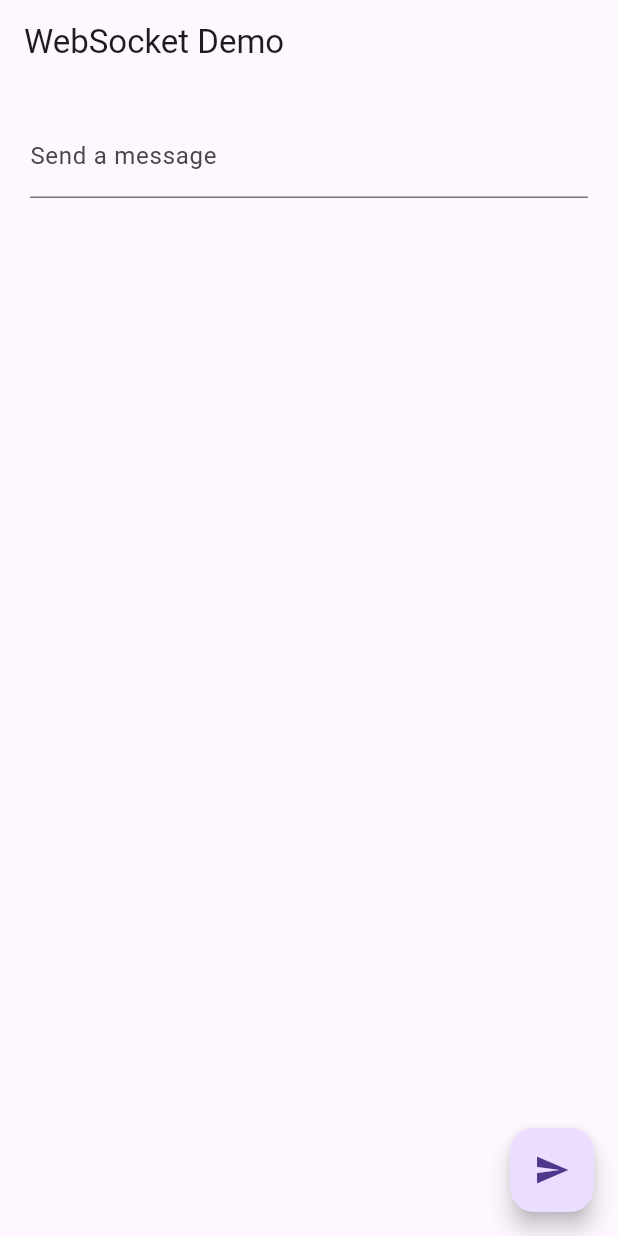
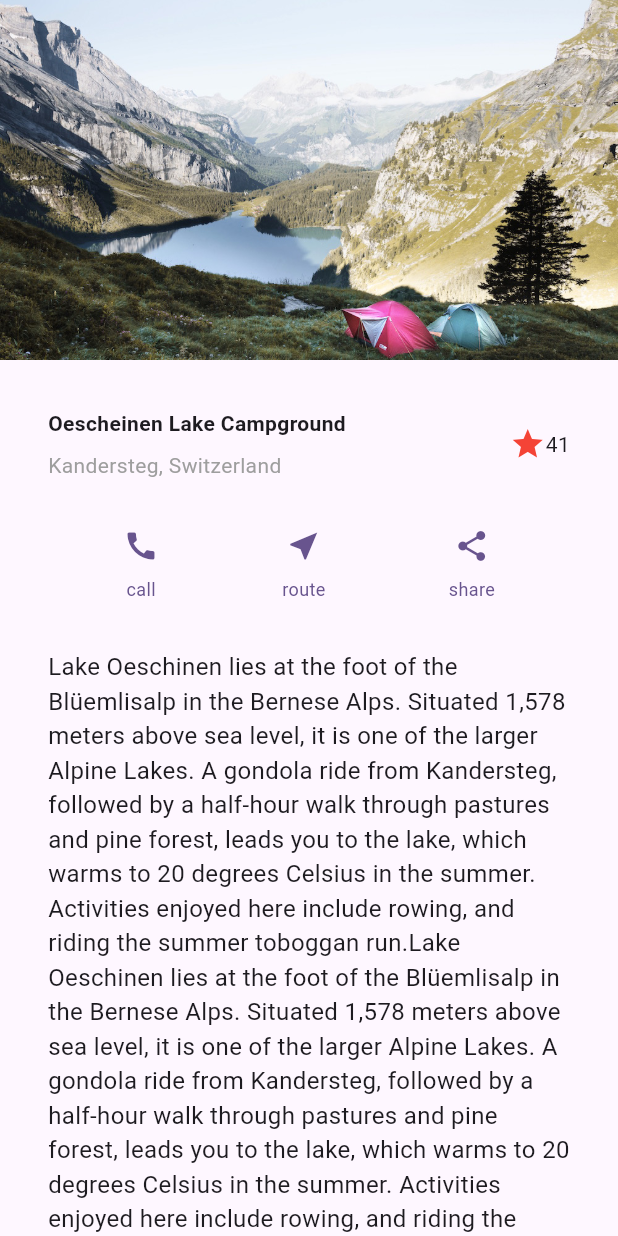
Before and after one commit to wysthelastcrazy/flutter_neonate, a Flutter app: the screen it shows after launch, on a phone screen of 412 x 824 dp. Run offline on Flutter 3.47's test engine with Material 3 defaults, Android fonts, the phone set to English and light mode, and no system bars; our stand-ins replace go_router.

Commit message:
feat:add news demo

```diff
--- a/lib/http/main.dart
+++ b/lib/http/httpApp.dart
@@ -1,21 +1,19 @@
 import 'package:flutter/material.dart';
-import 'package:flutter_neonate/http/models/AlbumModel.dart';
 import 'package:flutter_neonate/http/screens/homePage.dart';
 
 import 'data/Album.dart';
+import 'models/AlbumModel.dart';
 
-void main() {
-  runApp(const MyApp());
-}
-
-class MyApp extends StatefulWidget {
-  const MyApp({super.key});
+///http测试页面
+class HttpApp extends StatefulWidget {
+  const HttpApp({super.key});
 
   @override
   State<StatefulWidget> createState() => _SocketAppState();
 }
 
-class _MyAppState extends State<MyApp> {
+///使用http包获取数据
+class _HttpAppState extends State<HttpApp> {
   late Future<Album> futureAlbum;
 
   @override
@@ -52,7 +50,8 @@ class _MyAppState extends State<MyApp> {
   }
 }
 
-class _SocketAppState extends State<MyApp> {
+///使用webSocket
+class _SocketAppState extends State<HttpApp> {
   static const title = 'WebSocket Demo';
 
   @override
--- /dev/null
+++ b/lib/main.dart
@@ -0,0 +1,32 @@
+// import 'package:flutter/foundation.dart';
+import 'package:flutter/material.dart';
+import 'package:flutter_neonate/news_simple/newsApp.dart';
+
+void main() {
+  // setupWindow();
+  ///购物车
+  // runApp(const ShopperApp());
+  ///http
+  // runApp(const HttpApp());
+  ///news
+  runApp(const NewsApp());
+}
+
+const double windowWidth = 400;
+const double windowHeight = 800;
+
+// void setupWindow() {
+//   if (!kIsWeb && (Platform.isWindows || Platform.isLinux || Platform.isMacOS)) {
+//     WidgetsFlutterBinding.ensureInitialized();
+//     setWindowTitle('Provider Demo');
+//     setWindowMinSize(const Size(windowWidth, windowHeight));
+//     setWindowMaxSize(const Size(windowWidth, windowHeight));
+//     getCurrentScreen().then((screen) {
+//       setWindowFrame(Rect.fromCenter(
+//         center: screen!.frame.center,
+//         width: windowWidth,
+//         height: windowHeight,
+//       ));
+//     });
+//   }
+// }
--- /dev/null
+++ b/lib/news_simple/newsApp.dart
@@ -0,0 +1,25 @@
+import 'package:flutter/material.dart';
+import 'package:flutter_neonate/news_simple/screens/newsDetailPage.dart';
+
+class NewsApp extends StatefulWidget {
+  const NewsApp({super.key});
+
+  @override
+  State<StatefulWidget> createState() => _NewsAppState();
+}
+
+class _NewsAppState extends State<NewsApp> {
+  @override
+  Widget build(BuildContext context) {
+    return MaterialApp(
+      title: 'neonate',
+      theme: ThemeData(
+        colorScheme: ColorScheme.fromSeed(seedColor: Colors.deepPurple),
+        useMaterial3: true,
+      ),
+      home: const Material(
+        child: NewsDetailPage(),
+      ),
+    );
+  }
+}
--- /dev/null
+++ b/lib/news_simple/screens/newsDetailPage.dart
@@ -0,0 +1,162 @@
+import 'package:flutter/material.dart';
+
+class NewsDetailPage extends StatefulWidget {
+  const NewsDetailPage({super.key});
+
+  @override
+  // ignore: no_logic_in_create_state
+  State<StatefulWidget> createState() => _NewsDetailPageState();
+}
+
+class _NewsDetailPageState extends State<NewsDetailPage> {
+  @override
+  Widget build(BuildContext context) {
+    return ListView(
+      children: [
+        _ImageSection(),
+        _TitleSection(),
+        _ButtonSection(),
+        const _TextSection(
+            content:
+                'Lake Oeschinen lies at the foot of the Blüemlisalp in the Bernese '
+                'Alps. Situated 1,578 meters above sea level, it is one of the '
+                'larger Alpine Lakes. A gondola ride from Kandersteg, followed by a '
+                'half-hour walk through pastures and pine forest, leads you to the '
+                'lake, which warms to 20 degrees Celsius in the summer. Activities '
+                'enjoyed here include rowing, and riding the summer toboggan run.'
+                'Lake Oeschinen lies at the foot of the Blüemlisalp in the Bernese '
+                'Alps. Situated 1,578 meters above sea level, it is one of the '
+                'larger Alpine Lakes. A gondola ride from Kandersteg, followed by a '
+                'half-hour walk through pastures and pine forest, leads you to the '
+                'lake, which warms to 20 degrees Celsius in the summer. Activities '
+                'enjoyed here include rowing, and riding the summer toboggan run.')
+      ],
+    );
+  }
+}
+
+class _ImageSection extends StatelessWidget {
+  @override
+  Widget build(BuildContext context) {
+    return Image.asset(
+      'assets/images/lake.jpg',
+      width: 600,
+      height: 240,
+      fit: BoxFit.cover,
+    );
+  }
+}
+
+///标题行
+class _TitleSection extends StatelessWidget {
+  @override
+  Widget build(BuildContext context) {
+    return Container(
+      padding: const EdgeInsets.all(32),
+      child: Row(
+        children: [
+          Expanded(
+              /**
+             *1、将Column元素放到Expanded widget中可以拉伸该列,
+             *以利用该行中所有剩余的闲置空间
+             **/
+              child: Column(
+            crossAxisAlignment: CrossAxisAlignment.start,
+            children: [
+              /**
+                   * 2、将第一行文本放入Container容器中,可以增加内间距
+                   * */
+              Container(
+                padding: const EdgeInsets.only(bottom: 8),
+                child: const Text(
+                  "Oescheinen Lake Campground",
+                  style: TextStyle(fontWeight: FontWeight.bold),
+                ),
+              ),
+              Text(
+                'Kandersteg, Switzerland',
+                style: TextStyle(color: Colors.grey[500]),
+              )
+            ],
+          )),
+          /**
+           * 标题行中的最后两项是一个红色星形图标,和文字
+           */
+          Icon(
+            Icons.star,
+            color: Colors.red[500],
+          ),
+          const Text('41'),
+        ],
+      ),
+    );
+  }
+}
+
+///导航栏
+class _ButtonSection extends StatelessWidget {
+  @override
+  Widget build(BuildContext context) {
+    Color color = Theme.of(context).primaryColor;
+    return Row(
+      //平均分配该行剩余空间为children之间的间隔
+      mainAxisAlignment: MainAxisAlignment.spaceEvenly,
+      children: [
+        _ButtonItem(color: color, icon: Icons.call, label: 'call'),
+        _ButtonItem(color: color, icon: Icons.near_me, label: 'route'),
+        _ButtonItem(color: color, icon: Icons.share, label: 'share')
+      ],
+    );
+  }
+}
+
+/// 导航栏item
+class _ButtonItem extends StatelessWidget {
+  final Color color;
+  final IconData icon;
+  final String label;
+
+  const _ButtonItem(
+      {super.key,
+      required this.color,
+      required this.icon,
+      required this.label});
+
+  @override
+  Widget build(BuildContext context) {
+    return Column(
+      mainAxisSize: MainAxisSize.min,
+      mainAxisAlignment: MainAxisAlignment.center,
+      children: [
+        Icon(icon, color: color),
+        Container(
+          margin: const EdgeInsets.only(top: 8),
+          child: Text(
+            label,
+            style: TextStyle(
+                fontSize: 12, fontWeight: FontWeight.w400, color: color),
+          ),
+        )
+      ],
+    );
+  }
+}
+
+///文本区域
+class _TextSection extends StatelessWidget {
+  final String content;
+
+  const _TextSection({super.key, required this.content});
+
+  @override
+  Widget build(BuildContext context) {
+    return Container(
+        padding: const EdgeInsets.all(32),
+        child: Text(
+          content,
+          //设置softWrap为true后,文本将在填充满列宽后在单词边界处自动换行
+          softWrap: true,
+          style: const TextStyle(fontSize: 16),
+        ));
+  }
+}
--- a/lib/provider_shopper/main.dart
+++ /dev/null
@@ -1,72 +0,0 @@
-import 'dart:io' show Platform;
-
-import 'package:flutter/foundation.dart';
-import 'package:flutter/material.dart';
-import 'package:flutter_neonate/provider_shopper/common/theme.dart';
-import 'package:flutter_neonate/provider_shopper/models/cart.dart';
-import 'package:flutter_neonate/provider_shopper/models/catalog.dart';
-import 'package:flutter_neonate/provider_shopper/screens/cart.dart';
-import 'package:flutter_neonate/provider_shopper/screens/catalog.dart';
-import 'package:flutter_neonate/provider_shopper/screens/login.dart';
-import 'package:go_router/go_router.dart';
-import 'package:provider/provider.dart';
-import 'package:window_size/window_size.dart';
-
-void main() {
-  setupWindow();
-  runApp(const MyApp());
-}
-
-const double windowWidth = 400;
-const double windowHeight = 800;
-
-void setupWindow() {
-  if (!kIsWeb && (Platform.isWindows || Platform.isLinux || Platform.isMacOS)) {
-    WidgetsFlutterBinding.ensureInitialized();
-    setWindowTitle('Provider Demo');
-    setWindowMinSize(const Size(windowWidth, windowHeight));
-    setWindowMaxSize(const Size(windowWidth, windowHeight));
-    getCurrentScreen().then((screen) {
-      setWindowFrame(Rect.fromCenter(
-        center: screen!.frame.center,
-        width: windowWidth,
-        height: windowHeight,
-      ));
-    });
-  }
-}
-
-GoRouter router() {
-  return GoRouter(initialLocation: '/login', routes: [
-    GoRoute(path: '/login', builder: (context, state) => const MyLogin()),
-    GoRoute(
-        path: '/catalog',
-        builder: (context, state) => const MyCatalog(),
-        routes: [
-          GoRoute(path: 'cart', builder: (context, state) => const MyCart())
-        ])
-  ]);
-}
-
-class MyApp extends StatelessWidget {
-  const MyApp({super.key});
-
-  // This widget is the root of your application.
-  @override
-  Widget build(BuildContext context) {
-    return MultiProvider(
-      providers: [
-        Provider(create: (context) => CatalogModel()),
-        ChangeNotifierProxyProvider<CatalogModel, CartModel>(
-            create: (context) => CartModel(),
-            update: (context, catalog, cart) {
-              if (cart == null) throw ArgumentError.notNull('cart');
-              cart.catalog = catalog;
-              return cart;
-            })
-      ],
-      child: MaterialApp.router(
-          title: 'provider demo', theme: appTheme, routerConfig: router()),
-    );
-  }
-}
--- /dev/null
+++ b/lib/provider_shopper/shopperApp.dart
@@ -0,0 +1,44 @@
+import 'package:flutter/material.dart';
+import 'package:go_router/go_router.dart';
+import 'package:provider/provider.dart';
+
+import 'common/theme.dart';
+import 'models/cart.dart';
+import 'models/catalog.dart';
+import 'screens/cart.dart';
+import 'screens/catalog.dart';
+import 'screens/login.dart';
+
+GoRouter router() {
+  return GoRouter(initialLocation: '/login', routes: [
+    GoRoute(path: '/login', builder: (context, state) => const MyLogin()),
+    GoRoute(
+        path: '/catalog',
+        builder: (context, state) => const MyCatalog(),
+        routes: [
+          GoRoute(path: 'cart', builder: (context, state) => const MyCart())
+        ])
+  ]);
+}
+
+class ShopperApp extends StatelessWidget {
+  const ShopperApp({super.key});
+
+  @override
+  Widget build(BuildContext context) {
+    return MultiProvider(
+      providers: [
+        Provider(create: (context) => CatalogModel()),
+        ChangeNotifierProxyProvider<CatalogModel, CartModel>(
+            create: (context) => CartModel(),
+            update: (context, catalog, cart) {
+              if (cart == null) throw ArgumentError.notNull('cart');
+              cart.catalog = catalog;
+              return cart;
+            })
+      ],
+      child: MaterialApp.router(
+          title: 'provider demo', theme: appTheme, routerConfig: router()),
+    );
+  }
+}
--- a/pubspec.yaml
+++ b/pubspec.yaml
@@ -69,6 +69,8 @@ flutter:
   #   - images/a_dot_burr.jpeg
   #   - images/a_dot_ham.jpeg
 
+  assets:
+    - assets/images/
   # An image asset can refer to one or more resolution-specific "variants", see
   # https://flutter.dev/assets-and-images/#resolution-aware
 
```
Also changed, not shown: assets/images/default_avatar_female.png (added), assets/images/default_avatar_male.png (added), assets/images/lake.jpg (added), 2 other files.
